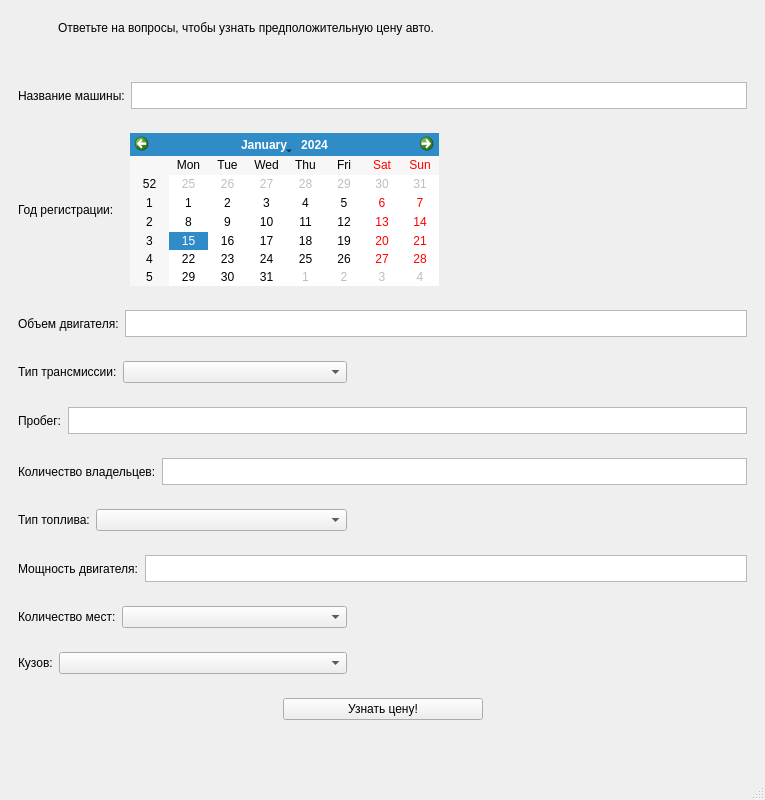
This is untitled.ui in azamat-happy/car_stat as Qt 5 draws it before an edit. The edited form follows.
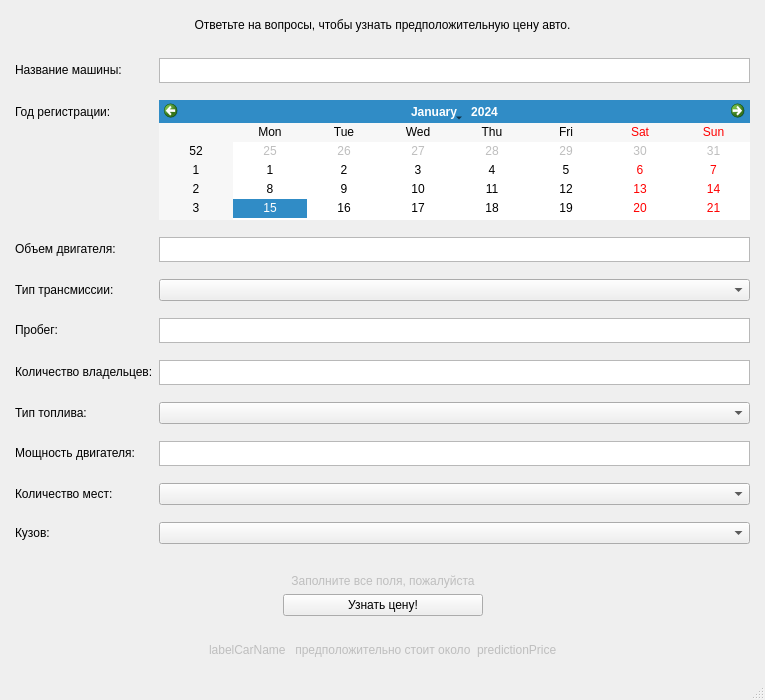
This is the edited form.

```diff
--- a/untitled.ui
+++ b/untitled.ui
@@ -7,13 +7,13 @@
     <x>0</x>
     <y>0</y>
     <width>765</width>
-    <height>800</height>
+    <height>700</height>
    </rect>
   </property>
   <property name="maximumSize">
    <size>
     <width>765</width>
-    <height>800</height>
+    <height>700</height>
    </size>
   </property>
   <property name="windowTitle">
@@ -30,87 +30,43 @@
     <item>
      <widget class="QWidget" name="widget_3" native="true">
       <layout class="QHBoxLayout" name="horizontalLayout_3">
-       <item>
-        <spacer name="horizontalSpacer">
-         <property name="orientation">
-          <enum>Qt::Horizontal</enum>
-         </property>
-         <property name="sizeType">
-          <enum>QSizePolicy::Preferred</enum>
-         </property>
-         <property name="sizeHint" stdset="0">
-          <size>
-           <width>40</width>
-           <height>20</height>
-          </size>
-         </property>
-        </spacer>
-       </item>
        <item>
         <widget class="QLabel" name="Title">
          <property name="text">
           <string>Ответьте на вопросы, чтобы узнать предположительную цену авто.</string>
          </property>
+         <property name="alignment">
+          <set>Qt::AlignCenter</set>
+         </property>
         </widget>
        </item>
-       <item>
-        <spacer name="horizontalSpacer_2">
-         <property name="orientation">
-          <enum>Qt::Horizontal</enum>
-         </property>
-         <property name="sizeType">
-          <enum>QSizePolicy::Preferred</enum>
-         </property>
-         <property name="sizeHint" stdset="0">
-          <size>
-           <width>40</width>
-           <height>20</height>
-          </size>
-         </property>
-        </spacer>
-       </item>
       </layout>
      </widget>
     </item>
     <item>
-     <spacer name="verticalSpacer">
-      <property name="orientation">
-       <enum>Qt::Vertical</enum>
+     <layout class="QFormLayout" name="formLayout">
+      <property name="sizeConstraint">
+       <enum>QLayout::SetDefaultConstraint</enum>
       </property>
-      <property name="sizeType">
-       <enum>QSizePolicy::Fixed</enum>
+      <property name="formAlignment">
+       <set>Qt::AlignLeading|Qt::AlignLeft|Qt::AlignTop</set>
       </property>
-      <property name="sizeHint" stdset="0">
-       <size>
-        <width>10</width>
-        <height>20</height>
-       </size>
+      <property name="verticalSpacing">
+       <number>12</number>
       </property>
-     </spacer>
-    </item>
-    <item>
-     <widget class="QWidget" name="widget" native="true">
-      <property name="sizePolicy">
-       <sizepolicy hsizetype="Preferred" vsizetype="Preferred">
-        <horstretch>0</horstretch>
-        <verstretch>0</verstretch>
-       </sizepolicy>
+      <property name="leftMargin">
+       <number>6</number>
       </property>
-      <property name="maximumSize">
-       <size>
-        <width>16777215</width>
-        <height>45</height>
-       </size>
+      <property name="topMargin">
+       <number>6</number>
       </property>
-      <layout class="QHBoxLayout" name="horizontalLayout">
-       <item>
-        <widget class="QLabel" name="label">
-         <property name="text">
-          <string>Название машины:</string>
-         </property>
-        </widget>
-       </item>
-       <item>
+      <property name="rightMargin">
+       <number>6</number>
+      </property>
+      <property name="bottomMargin">
+       <number>6</number>
+      </property>
+      <item row="1" column="1">
         <widget class="QTextBrowser" name="textBrowser">
          <property name="sizePolicy">
           <sizepolicy hsizetype="Expanding" vsizetype="Fixed">
@@ -118,6 +74,12 @@
            <verstretch>0</verstretch>
           </sizepolicy>
          </property>
+        <property name="maximumSize">
+         <size>
+          <width>16777215</width>
+          <height>25</height>
+         </size>
+        </property>
          <property name="baseSize">
           <size>
            <width>123</width>
@@ -126,48 +88,14 @@
          </property>
         </widget>
        </item>
-      </layout>
-     </widget>
-    </item>
-    <item>
-     <widget class="QWidget" name="widget_2" native="true">
-      <property name="sizePolicy">
-       <sizepolicy hsizetype="Preferred" vsizetype="Preferred">
-        <horstretch>0</horstretch>
-        <verstretch>0</verstretch>
-       </sizepolicy>
-      </property>
-      <property name="maximumSize">
-       <size>
-        <width>16777215</width>
-        <height>180</height>
-       </size>
-      </property>
-      <layout class="QHBoxLayout" name="horizontalLayout_2">
-       <item>
-        <widget class="QLabel" name="label_2">
+      <item row="2" column="0">
+       <widget class="QLabel" name="labelRegName">
          <property name="text">
           <string>Год регистрации:</string>
          </property>
         </widget>
        </item>
-       <item>
-        <spacer name="horizontalSpacer_8">
-         <property name="orientation">
-          <enum>Qt::Horizontal</enum>
-         </property>
-         <property name="sizeType">
-          <enum>QSizePolicy::Fixed</enum>
-         </property>
-         <property name="sizeHint" stdset="0">
-          <size>
-           <width>10</width>
-           <height>10</height>
-          </size>
-         </property>
-        </spacer>
-       </item>
-       <item>
+      <item row="2" column="1">
         <widget class="QCalendarWidget" name="calendarWidget">
          <property name="sizePolicy">
           <sizepolicy hsizetype="Preferred" vsizetype="Preferred">
@@ -175,47 +103,22 @@
            <verstretch>0</verstretch>
           </sizepolicy>
          </property>
-        </widget>
-       </item>
-       <item>
-        <spacer name="horizontalSpacer_7">
-         <property name="orientation">
-          <enum>Qt::Horizontal</enum>
-         </property>
-         <property name="sizeHint" stdset="0">
-          <size>
-           <width>40</width>
-           <height>20</height>
-          </size>
-         </property>
-        </spacer>
-       </item>
-      </layout>
-     </widget>
-    </item>
-    <item>
-     <widget class="QWidget" name="widget_4" native="true">
-      <property name="sizePolicy">
-       <sizepolicy hsizetype="Preferred" vsizetype="Preferred">
-        <horstretch>0</horstretch>
-        <verstretch>0</verstretch>
-       </sizepolicy>
-      </property>
       <property name="maximumSize">
        <size>
         <width>16777215</width>
-        <height>45</height>
-       </size>
-      </property>
-      <layout class="QHBoxLayout" name="horizontalLayout_5">
-       <item>
-        <widget class="QLabel" name="label_4">
+          <height>120</height>
+         </size>
+        </property>
+       </widget>
+      </item>
+      <item row="3" column="0">
+       <widget class="QLabel" name="labelEngineCapacity">
          <property name="text">
           <string>Объем двигателя:</string>
          </property>
         </widget>
        </item>
-       <item>
+      <item row="3" column="1">
         <widget class="QTextBrowser" name="textBrowser_2">
          <property name="sizePolicy">
           <sizepolicy hsizetype="Expanding" vsizetype="Fixed">
@@ -223,6 +126,12 @@
            <verstretch>0</verstretch>
           </sizepolicy>
          </property>
+        <property name="maximumSize">
+         <size>
+          <width>16777215</width>
+          <height>25</height>
+         </size>
+        </property>
          <property name="baseSize">
           <size>
            <width>123</width>
@@ -231,32 +140,14 @@
          </property>
         </widget>
        </item>
-      </layout>
-     </widget>
-    </item>
-    <item>
-     <widget class="QWidget" name="widget_5" native="true">
-      <property name="sizePolicy">
-       <sizepolicy hsizetype="Preferred" vsizetype="Preferred">
-        <horstretch>0</horstretch>
-        <verstretch>0</verstretch>
-       </sizepolicy>
-      </property>
-      <property name="maximumSize">
-       <size>
-        <width>16777215</width>
-        <height>45</height>
-       </size>
-      </property>
-      <layout class="QHBoxLayout" name="horizontalLayout_6">
-       <item>
-        <widget class="QLabel" name="label_5">
+      <item row="4" column="0">
+       <widget class="QLabel" name="labelTransmissionType">
          <property name="text">
           <string>Тип трансмиссии:</string>
          </property>
         </widget>
        </item>
-       <item>
+      <item row="4" column="1">
         <widget class="QComboBox" name="comboBox">
          <property name="sizePolicy">
           <sizepolicy hsizetype="Preferred" vsizetype="Fixed">
@@ -269,45 +160,14 @@
          </property>
         </widget>
        </item>
-       <item>
-        <spacer name="horizontalSpacer_3">
-         <property name="orientation">
-          <enum>Qt::Horizontal</enum>
-         </property>
-         <property name="sizeHint" stdset="0">
-          <size>
-           <width>400</width>
-           <height>20</height>
-          </size>
-         </property>
-        </spacer>
-       </item>
-      </layout>
-     </widget>
-    </item>
-    <item>
-     <widget class="QWidget" name="widget_6" native="true">
-      <property name="sizePolicy">
-       <sizepolicy hsizetype="Preferred" vsizetype="Preferred">
-        <horstretch>0</horstretch>
-        <verstretch>0</verstretch>
-       </sizepolicy>
-      </property>
-      <property name="maximumSize">
-       <size>
-        <width>16777215</width>
-        <height>45</height>
-       </size>
-      </property>
-      <layout class="QHBoxLayout" name="horizontalLayout_7">
-       <item>
-        <widget class="QLabel" name="label_6">
+      <item row="5" column="0">
+       <widget class="QLabel" name="labeMileage">
          <property name="text">
           <string>Пробег:</string>
          </property>
         </widget>
        </item>
-       <item>
+      <item row="5" column="1">
         <widget class="QTextBrowser" name="textBrowser_3">
          <property name="sizePolicy">
           <sizepolicy hsizetype="Expanding" vsizetype="Fixed">
@@ -315,6 +175,12 @@
            <verstretch>0</verstretch>
           </sizepolicy>
          </property>
+        <property name="maximumSize">
+         <size>
+          <width>16777215</width>
+          <height>25</height>
+         </size>
+        </property>
          <property name="baseSize">
           <size>
            <width>123</width>
@@ -323,32 +189,14 @@
          </property>
         </widget>
        </item>
-      </layout>
-     </widget>
-    </item>
-    <item>
-     <widget class="QWidget" name="widget_7" native="true">
-      <property name="sizePolicy">
-       <sizepolicy hsizetype="Preferred" vsizetype="Preferred">
-        <horstretch>0</horstretch>
-        <verstretch>0</verstretch>
-       </sizepolicy>
-      </property>
-      <property name="maximumSize">
-       <size>
-        <width>16777215</width>
-        <height>45</height>
-       </size>
-      </property>
-      <layout class="QHBoxLayout" name="horizontalLayout_8">
-       <item>
-        <widget class="QLabel" name="label_7">
+      <item row="6" column="0">
+       <widget class="QLabel" name="labeNumOwners">
          <property name="text">
           <string>Количество владельцев:</string>
          </property>
         </widget>
        </item>
-       <item>
+      <item row="6" column="1">
         <widget class="QTextBrowser" name="textBrowser_4">
          <property name="sizePolicy">
           <sizepolicy hsizetype="Expanding" vsizetype="Fixed">
@@ -356,6 +204,12 @@
            <verstretch>0</verstretch>
           </sizepolicy>
          </property>
+        <property name="maximumSize">
+         <size>
+          <width>16777215</width>
+          <height>25</height>
+         </size>
+        </property>
          <property name="baseSize">
           <size>
            <width>123</width>
@@ -364,32 +218,14 @@
          </property>
         </widget>
        </item>
-      </layout>
-     </widget>
-    </item>
-    <item>
-     <widget class="QWidget" name="widget_8" native="true">
-      <property name="sizePolicy">
-       <sizepolicy hsizetype="Preferred" vsizetype="Preferred">
-        <horstretch>0</horstretch>
-        <verstretch>0</verstretch>
-       </sizepolicy>
-      </property>
-      <property name="maximumSize">
-       <size>
-        <width>16777215</width>
-        <height>45</height>
-       </size>
-      </property>
-      <layout class="QHBoxLayout" name="horizontalLayout_9">
-       <item>
-        <widget class="QLabel" name="label_8">
+      <item row="7" column="0">
+       <widget class="QLabel" name="labelFuelType">
          <property name="text">
           <string>Тип топлива:</string>
          </property>
         </widget>
        </item>
-       <item>
+      <item row="7" column="1">
         <widget class="QComboBox" name="comboBox_2">
          <property name="sizePolicy">
           <sizepolicy hsizetype="Preferred" vsizetype="Fixed">
@@ -402,45 +238,14 @@
          </property>
         </widget>
        </item>
-       <item>
-        <spacer name="horizontalSpacer_4">
-         <property name="orientation">
-          <enum>Qt::Horizontal</enum>
-         </property>
-         <property name="sizeHint" stdset="0">
-          <size>
-           <width>400</width>
-           <height>20</height>
-          </size>
-         </property>
-        </spacer>
-       </item>
-      </layout>
-     </widget>
-    </item>
-    <item>
-     <widget class="QWidget" name="widget_9" native="true">
-      <property name="sizePolicy">
-       <sizepolicy hsizetype="Preferred" vsizetype="Preferred">
-        <horstretch>0</horstretch>
-        <verstretch>0</verstretch>
-       </sizepolicy>
-      </property>
-      <property name="maximumSize">
-       <size>
-        <width>16777215</width>
-        <height>45</height>
-       </size>
-      </property>
-      <layout class="QHBoxLayout" name="horizontalLayout_10">
-       <item>
-        <widget class="QLabel" name="label_9">
+      <item row="8" column="0">
+       <widget class="QLabel" name="labelEnginePower">
          <property name="text">
           <string>Мощность двигателя:</string>
          </property>
         </widget>
        </item>
-       <item>
+      <item row="8" column="1">
         <widget class="QTextBrowser" name="textBrowser_5">
          <property name="sizePolicy">
           <sizepolicy hsizetype="Expanding" vsizetype="Fixed">
@@ -448,6 +253,12 @@
            <verstretch>0</verstretch>
           </sizepolicy>
          </property>
+        <property name="maximumSize">
+         <size>
+          <width>16777215</width>
+          <height>25</height>
+         </size>
+        </property>
          <property name="baseSize">
           <size>
            <width>123</width>
@@ -456,32 +267,14 @@
          </property>
         </widget>
        </item>
-      </layout>
-     </widget>
-    </item>
-    <item>
-     <widget class="QWidget" name="widget_10" native="true">
-      <property name="sizePolicy">
-       <sizepolicy hsizetype="Preferred" vsizetype="Preferred">
-        <horstretch>0</horstretch>
-        <verstretch>0</verstretch>
-       </sizepolicy>
-      </property>
-      <property name="maximumSize">
-       <size>
-        <width>16777215</width>
-        <height>45</height>
-       </size>
-      </property>
-      <layout class="QHBoxLayout" name="horizontalLayout_11">
-       <item>
-        <widget class="QLabel" name="label_10">
+      <item row="9" column="0">
+       <widget class="QLabel" name="labelNumSeats">
          <property name="text">
           <string>Количество мест:</string>
          </property>
         </widget>
        </item>
-       <item>
+      <item row="9" column="1">
         <widget class="QComboBox" name="comboBox_3">
          <property name="sizePolicy">
           <sizepolicy hsizetype="Preferred" vsizetype="Fixed">
@@ -494,45 +287,14 @@
          </property>
         </widget>
        </item>
-       <item>
-        <spacer name="horizontalSpacer_5">
-         <property name="orientation">
-          <enum>Qt::Horizontal</enum>
-         </property>
-         <property name="sizeHint" stdset="0">
-          <size>
-           <width>400</width>
-           <height>20</height>
-          </size>
-         </property>
-        </spacer>
-       </item>
-      </layout>
-     </widget>
-    </item>
-    <item>
-     <widget class="QWidget" name="widget_11" native="true">
-      <property name="sizePolicy">
-       <sizepolicy hsizetype="Preferred" vsizetype="Preferred">
-        <horstretch>0</horstretch>
-        <verstretch>0</verstretch>
-       </sizepolicy>
-      </property>
-      <property name="maximumSize">
-       <size>
-        <width>16777215</width>
-        <height>45</height>
-       </size>
-      </property>
-      <layout class="QHBoxLayout" name="horizontalLayout_12">
-       <item>
-        <widget class="QLabel" name="label_11">
+      <item row="10" column="0">
+       <widget class="QLabel" name="labelBodyType">
          <property name="text">
           <string>Кузов:</string>
          </property>
         </widget>
        </item>
-       <item>
+      <item row="10" column="1">
         <widget class="QComboBox" name="comboBox_4">
          <property name="sizePolicy">
           <sizepolicy hsizetype="Preferred" vsizetype="Fixed">
@@ -545,21 +307,14 @@
          </property>
         </widget>
        </item>
-       <item>
-        <spacer name="horizontalSpacer_6">
-         <property name="orientation">
-          <enum>Qt::Horizontal</enum>
-         </property>
-         <property name="sizeHint" stdset="0">
-          <size>
-           <width>400</width>
-           <height>20</height>
-          </size>
-         </property>
-        </spacer>
-       </item>
-      </layout>
-     </widget>
+      <item row="1" column="0">
+       <widget class="QLabel" name="labelCarName">
+        <property name="text">
+         <string>Название машины:</string>
+        </property>
+       </widget>
+      </item>
+     </layout>
     </item>
     <item>
      <widget class="QWidget" name="widget_12" native="true">
@@ -571,11 +326,39 @@
          </property>
          <property name="sizeHint" stdset="0">
           <size>
-           <width>256</width>
+           <width>247</width>
            <height>20</height>
           </size>
          </property>
         </spacer>
+       </item>
+       <item>
+        <widget class="QWidget" name="widget" native="true">
+         <property name="maximumSize">
+          <size>
+           <width>16777215</width>
+           <height>60</height>
+          </size>
+         </property>
+         <layout class="QVBoxLayout" name="verticalLayout_2">
+          <property name="topMargin">
+           <number>0</number>
+          </property>
+          <property name="bottomMargin">
+           <number>0</number>
+          </property>
+          <item>
+           <widget class="QLabel" name="labelError">
+            <property name="enabled">
+             <bool>false</bool>
+            </property>
+            <property name="text">
+             <string>Заполните все поля, пожалуйста</string>
+            </property>
+            <property name="alignment">
+             <set>Qt::AlignCenter</set>
+            </property>
+           </widget>
        </item>
        <item>
         <widget class="QPushButton" name="pushButton">
@@ -596,6 +379,9 @@
          </property>
         </widget>
        </item>
+         </layout>
+        </widget>
+       </item>
        <item>
         <spacer name="horizontalSpacer_10">
          <property name="orientation">
@@ -612,6 +398,68 @@
       </layout>
      </widget>
     </item>
+    <item>
+     <widget class="QWidget" name="widget_2" native="true">
+      <layout class="QHBoxLayout" name="horizontalLayout">
+       <item>
+        <spacer name="horizontalSpacer_3">
+         <property name="orientation">
+          <enum>Qt::Horizontal</enum>
+         </property>
+         <property name="sizeHint" stdset="0">
+          <size>
+           <width>40</width>
+           <height>20</height>
+          </size>
+         </property>
+        </spacer>
+       </item>
+       <item>
+        <widget class="QLabel" name="label_2">
+         <property name="enabled">
+          <bool>false</bool>
+         </property>
+         <property name="text">
+          <string>labelCarName</string>
+         </property>
+        </widget>
+       </item>
+       <item>
+        <widget class="QLabel" name="label">
+         <property name="enabled">
+          <bool>false</bool>
+         </property>
+         <property name="text">
+          <string> предположительно стоит около</string>
+         </property>
+        </widget>
+       </item>
+       <item>
+        <widget class="QLabel" name="label_4">
+         <property name="enabled">
+          <bool>false</bool>
+         </property>
+         <property name="text">
+          <string>predictionPrice</string>
+         </property>
+        </widget>
+       </item>
+       <item>
+        <spacer name="horizontalSpacer_4">
+         <property name="orientation">
+          <enum>Qt::Horizontal</enum>
+         </property>
+         <property name="sizeHint" stdset="0">
+          <size>
+           <width>40</width>
+           <height>20</height>
+          </size>
+         </property>
+        </spacer>
+       </item>
+      </layout>
+     </widget>
+    </item>
     <item>
      <spacer name="verticalSpacer_2">
       <property name="orientation">
@@ -623,7 +471,7 @@
       <property name="sizeHint" stdset="0">
        <size>
         <width>20</width>
-        <height>40</height>
+        <height>0</height>
        </size>
       </property>
      </spacer>
```
Left out of the diff: 12 changed lines with no effect on the pictures. Lines whose indentation alone changed are shown as unchanged.
